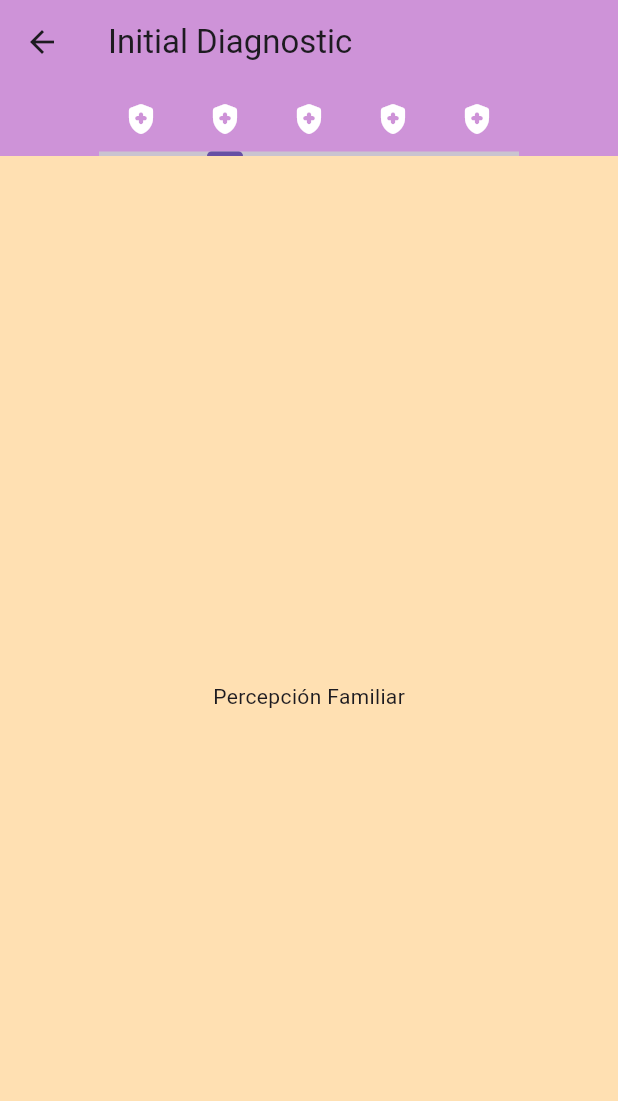
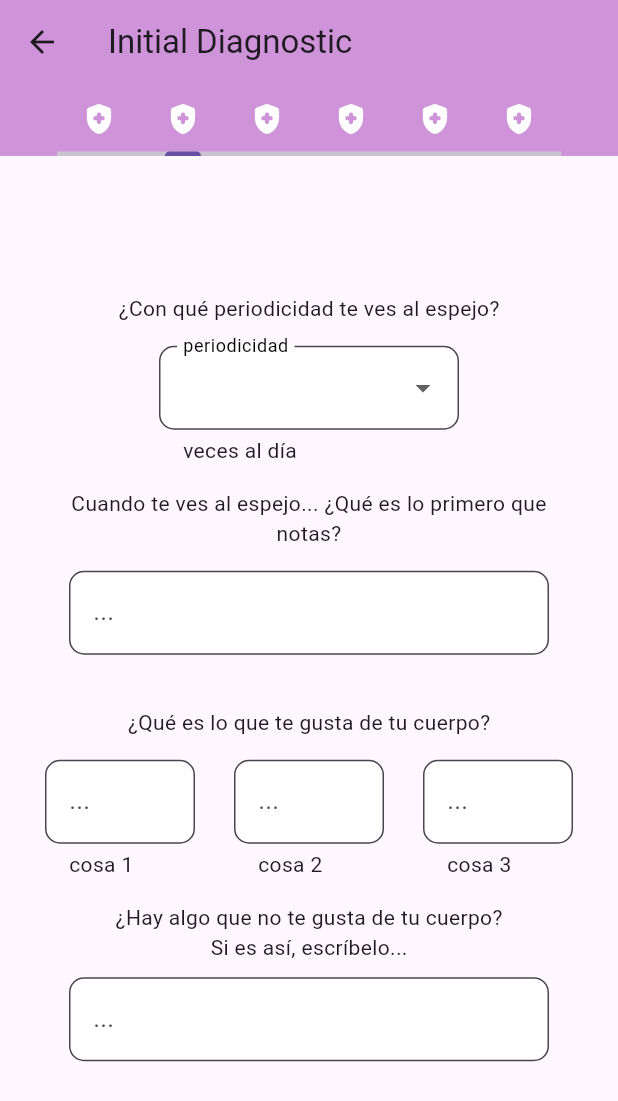
Before and after one commit to binivazqua/Willow, a Flutter app: the userDiagnosticTest screen opened directly, tab 2 chosen, on a phone screen of 412 x 824 dp. Shown: the top 1101 px of the screen. Run offline on Flutter 3.47's test engine with Material 3 defaults, Android fonts, the phone set to English and light mode, and no system bars; our stand-ins replace cloud_firestore, firebase_auth, firebase_core; accounts and stored records are empty.

Commit message:
percepcion general y corporal done

```diff
--- /dev/null
+++ b/lib/components/userData/dropDown.dart
@@ -0,0 +1,57 @@
+import 'package:flutter/material.dart';
+
+class dropdownMenu extends StatefulWidget {
+  final Color? textColor;
+  final double width;
+  final String theme;
+  final Color? dropdownColor;
+  final String helper;
+  String defaultValue;
+  final List<String> list;
+  final Function(String?)? onChanged;
+
+  dropdownMenu(
+      {super.key,
+      required this.helper,
+      required this.defaultValue,
+      required this.list,
+      this.onChanged,
+      required this.theme,
+      this.dropdownColor,
+      required this.width,
+      this.textColor});
+
+  @override
+  State<dropdownMenu> createState() => _dropdownMenuState();
+}
+
+class _dropdownMenuState extends State<dropdownMenu> {
+  @override
+  Widget build(BuildContext context) {
+    return Container(
+      width: widget.width,
+      child: DropdownButtonFormField<String>(
+        decoration: InputDecoration(
+          helper: Text(widget.helper),
+          labelText: widget.theme,
+          labelStyle: TextStyle(color: widget.textColor),
+          filled: true,
+          fillColor: widget.dropdownColor,
+          border: OutlineInputBorder(
+            borderRadius: BorderRadius.circular(10),
+          ),
+        ),
+        value: widget.defaultValue.toString(),
+        items: widget.list.map((String value) {
+          return DropdownMenuItem<String>(
+            value: value,
+            child: Text(value),
+          );
+        }).toList(),
+        onChanged: widget.onChanged,
+        style: TextStyle(color: widget.textColor),
+        dropdownColor: widget.dropdownColor,
+      ),
+    );
+  }
+}
--- /dev/null
+++ b/lib/components/userData/longTextField.dart
@@ -0,0 +1,46 @@
+import 'package:flutter/material.dart';
+
+class longTextField extends StatelessWidget {
+  final TextEditingController controller;
+  final String label;
+  final Color? fillColor;
+  final bool filled;
+
+  const longTextField(
+      {super.key,
+      required this.controller,
+      required this.label,
+      required this.fillColor,
+      required this.filled});
+
+  InputDecoration _textFieldStyle() {
+    if (filled == true) {
+      return InputDecoration(
+        label: Text('...'),
+        filled: true,
+        fillColor: Colors.white,
+        border: OutlineInputBorder(
+          borderRadius: BorderRadius.all(Radius.circular(10)),
+        ),
+        helper: Text(label),
+      );
+    } else {
+      return InputDecoration(
+        border: OutlineInputBorder(
+          borderRadius: BorderRadius.all(Radius.circular(10)),
+        ),
+        helper: Text('helper'),
+      );
+    }
+  }
+
+  @override
+  Widget build(BuildContext context) {
+    return Container(
+      width: 320,
+      child: TextField(
+        decoration: _textFieldStyle(),
+      ),
+    );
+  }
+}
--- /dev/null
+++ b/lib/components/userData/shortTextField.dart
@@ -0,0 +1,46 @@
+import 'package:flutter/material.dart';
+
+class shortTextField extends StatelessWidget {
+  final TextEditingController controller;
+  final String label;
+  Color? fillColor;
+  final bool filled;
+
+  shortTextField(
+      {super.key,
+      required this.controller,
+      required this.label,
+      this.fillColor,
+      required this.filled});
+
+  InputDecoration _textFieldStyle() {
+    if (filled == true) {
+      return InputDecoration(
+        label: Text('...'),
+        filled: true,
+        fillColor: Colors.white,
+        border: OutlineInputBorder(
+          borderRadius: BorderRadius.circular(10),
+        ),
+        helper: Text(label),
+      );
+    } else {
+      return InputDecoration(
+        border: OutlineInputBorder(
+          borderRadius: BorderRadius.circular(10),
+        ),
+        helper: Text('helper'),
+      );
+    }
+  }
+
+  @override
+  Widget build(BuildContext context) {
+    return Container(
+      width: 100,
+      child: TextField(
+        decoration: _textFieldStyle(),
+      ),
+    );
+  }
+}
--- /dev/null
+++ b/lib/data/tabs/corporal.dart
@@ -0,0 +1,110 @@
+import 'package:bejoy/components/userData/dropDown.dart';
+import 'package:bejoy/components/userData/longTextField.dart';
+import 'package:bejoy/components/userData/shortTextField.dart';
+import 'package:flutter/material.dart';
+
+class percepcionCorporal extends StatefulWidget {
+  const percepcionCorporal({super.key});
+
+  @override
+  State<percepcionCorporal> createState() => _percepcionCorporalState();
+}
+
+class _percepcionCorporalState extends State<percepcionCorporal> {
+  final List<String> periodicidad_espejo = [
+    '1 vez',
+    '2 veces',
+    '3 veces',
+    '4 veces',
+    '5 +',
+    ''
+  ];
+
+  final TextEditingController cosa_al_espejo = new TextEditingController();
+  final TextEditingController cuerpo1 = new TextEditingController();
+  final TextEditingController cuerpo2 = new TextEditingController();
+  final TextEditingController cuerpo3 = new TextEditingController();
+
+  final TextEditingController no_me_gusta = new TextEditingController();
+
+  String periodicidad = '';
+  @override
+  Widget build(BuildContext context) {
+    return Scaffold(
+      body: Padding(
+        padding: const EdgeInsets.all(20.0),
+        child: Center(
+          child: SingleChildScrollView(
+            child: Column(
+              children: [
+                Text('¿Con qué periodicidad te ves al espejo?'),
+                SizedBox(
+                  height: 15,
+                ),
+                dropdownMenu(
+                    defaultValue: periodicidad,
+                    list: periodicidad_espejo,
+                    dropdownColor: Colors.white,
+                    textColor: Colors.black,
+                    theme: 'periodicidad',
+                    onChanged: (p0) => {periodicidad = p0!},
+                    helper: 'veces al día',
+                    width: 200),
+                SizedBox(
+                  height: 15,
+                ),
+                Padding(
+                  padding: const EdgeInsets.symmetric(horizontal: 10),
+                  child: Text(
+                    'Cuando te ves al espejo... ¿Qué es lo primero que notas?',
+                    textAlign: TextAlign.center,
+                  ),
+                ),
+                SizedBox(
+                  height: 15,
+                ),
+                longTextField(
+                    controller: cosa_al_espejo,
+                    label: '',
+                    fillColor: Colors.white,
+                    filled: true),
+                SizedBox(height: 10),
+                Text('¿Qué es lo que te gusta de tu cuerpo?'),
+                SizedBox(
+                  height: 15,
+                ),
+                Padding(
+                  padding: const EdgeInsets.symmetric(horizontal: 10.0),
+                  child: Row(
+                    mainAxisAlignment: MainAxisAlignment.spaceBetween,
+                    children: [
+                      shortTextField(
+                          controller: cuerpo1, label: 'cosa 1', filled: true),
+                      shortTextField(
+                          controller: cuerpo2, label: 'cosa 2', filled: true),
+                      shortTextField(
+                          controller: cuerpo3, label: 'cosa 3', filled: true),
+                    ],
+                  ),
+                ),
+                SizedBox(
+                  height: 15,
+                ),
+                Text('¿Hay algo que no te gusta de tu cuerpo?'),
+                Text('Si es así, escríbelo...'),
+                SizedBox(
+                  height: 10,
+                ),
+                longTextField(
+                    controller: no_me_gusta,
+                    label: '',
+                    fillColor: Colors.white,
+                    filled: true)
+              ],
+            ),
+          ),
+        ),
+      ),
+    );
+  }
+}
--- a/lib/data/tabs/tabs.dart
+++ b/lib/data/tabs/tabs.dart
@@ -1,3 +1,4 @@
+import 'package:bejoy/data/tabs/corporal.dart';
 import 'package:bejoy/data/tabs/familiar.dart';
 import 'package:bejoy/data/tabs/fisica.dart';
 import 'package:bejoy/data/tabs/general.dart';
@@ -16,7 +17,7 @@ class _userDiagnosticTestState extends State<userDiagnosticTest> {
   @override
   Widget build(BuildContext context) {
     return DefaultTabController(
-        length: 5,
+        length: 6,
         child: Scaffold(
           appBar: AppBar(
               title: Text('Initial Diagnostic'),
@@ -55,10 +56,17 @@ class _userDiagnosticTestState extends State<userDiagnosticTest> {
                       color: Colors.white,
                     ),
                   ),
+                  Tab(
+                    icon: Icon(
+                      Icons.health_and_safety_rounded,
+                      color: Colors.white,
+                    ),
+                  ),
                 ],
               )),
           body: TabBarView(children: [
             percepcionGeneral(),
+            percepcionCorporal(),
             percepcionFamiliar(),
             profesionalPsic(),
             percepcionFisica(),
```
Also changed, not shown: lib/data/tabs/general.dart (+112 -3 lines).
